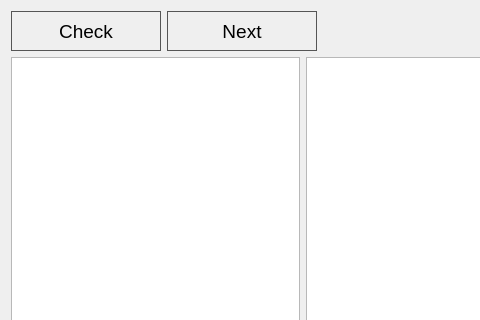
Old version of the form Translate/trainingform.ui in the repository gagikpog/TestAndTranslate; both pictures show x 0 to 480 and y 0 to 320 of the 606 by 616 pixel window.
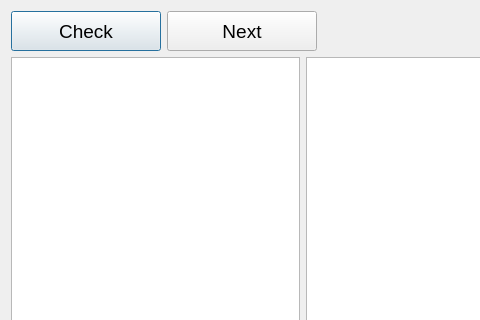
New version of the form.

What changed in the file:
```diff
--- a/Translate/trainingform.ui
+++ b/Translate/trainingform.ui
@@ -14,45 +14,7 @@
    <string>Dialog</string>
   </property>
   <property name="styleSheet">
-   <string notr="true">QWidget {
-background: qradialgradient(cx: 0.3, cy: -0.4,
-fx: 0.3, fy: -0.4,
-radius: 1.3, stop: 0 #fff, stop: 1 #ddd);
-color: #000;
-}
-
-QPushButton {
-color: #000;
-border: 1px solid #555;
-padding: 5px;
-background: qradialgradient(cx: 0.3, cy: -0.4,
-fx: 0.3, fy: -0.4,
-radius: 1.3, stop: 0 #eee, stop: 1 #fff);
-}
-QPushButton:hover {
-background: qradialgradient(cx: 0.3, cy: -0.4,
-fx: 0.3, fy: -0.4,
-radius: 1.3, stop: 0 #eee, stop: 1 #ddd);
-}
-QPushButton:!enabled {
-background: qradialgradient(cx: 0.3, cy: -0.4,
-fx: 0.3, fy: -0.4,
-radius: 1.3, stop: 0 #fff, stop: 1 #fff);
-border: 1px solid #bbb
-}
-QPushButton:pressed {
-background: qradialgradient(cx: 0.4, cy: -0.1,
-fx: 0.4, fy: -0.1,
-radius: 1.3, stop: 0 #e5e5e5, stop: 1 #d5d5d5);
-}
-QTextEdit{
-background: qradialgradient(cx: 0.4, cy: -0.1,
-fx: 0.4, fy: -0.1,
-radius: 1.3, stop: 0 #fff, stop: 1 #eee);
-}
-QLabel{
-padding: 0px 10px;
-}</string>
+   <string notr="true"/>
   </property>
   <layout class="QVBoxLayout" name="verticalLayout">
    <item>
```
